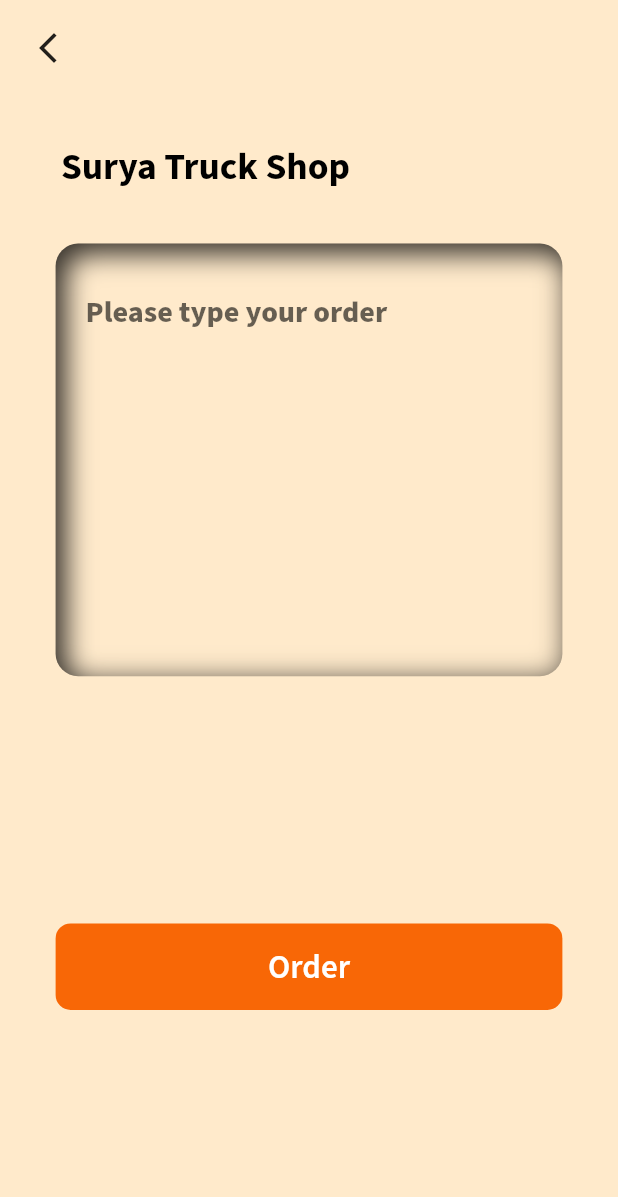
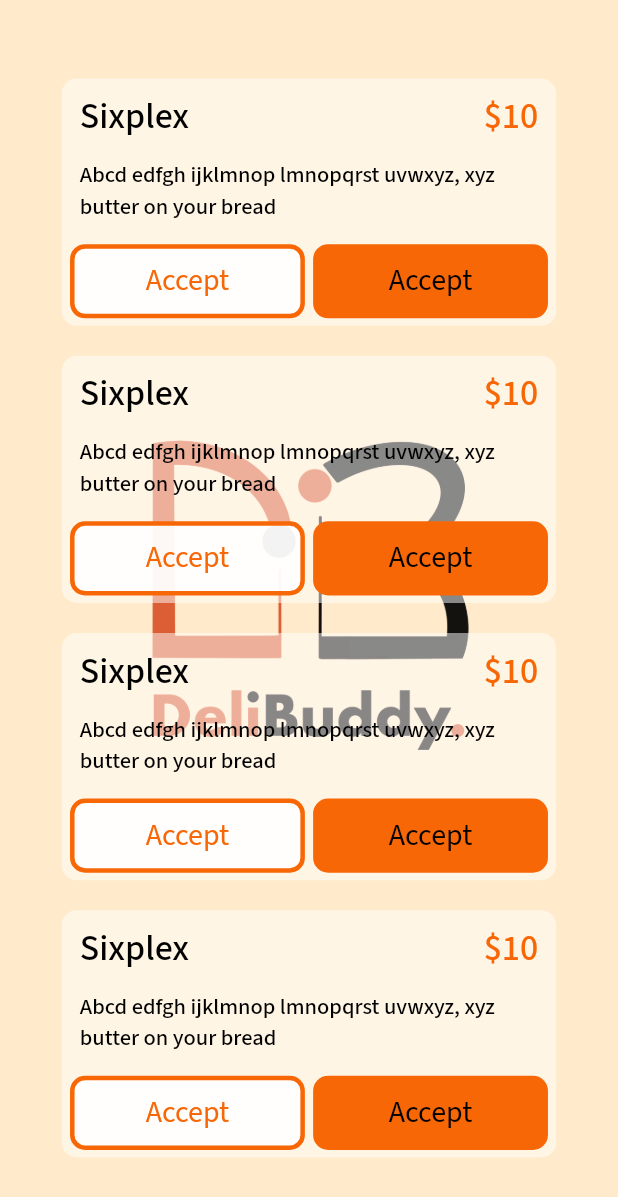
Before and after one commit to Tushar-Mishra999/DeliBuddy, a Flutter app: the screen it shows after launch, on a phone screen of 412 x 824 dp. Shown: the top 1197 px of the screen. Run offline on Flutter 3.47's test engine with Material 2 defaults, Android fonts, the light colour scheme and no system bars; our stand-ins replace cloud_firestore, firebase_auth, firebase_core, flutter_inset_box_shadow, fluttertoast, google_fonts; accounts and stored records are empty.

Commit message:
delivery side

```diff
--- a/lib/main.dart
+++ b/lib/main.dart
@@ -3,6 +3,7 @@ import 'package:delibuddy/views/home/home_screen.dart';
 import 'package:delibuddy/views/onboarding_screen.dart';
 import 'package:delibuddy/views/order_description.dart';
 import 'package:delibuddy/views/order_detail.dart';
+import 'package:delibuddy/views/order_request.dart';
 import 'package:firebase_core/firebase_core.dart';
 import 'package:flutter/material.dart';
 
@@ -23,7 +24,7 @@ class MyApp extends StatelessWidget {
       theme: ThemeData(
         primarySwatch: Colors.blue,
       ),
-      home: OrderDescription(),
+      home: OrderRequest(),
     );
   }
 }
--- a/lib/views/order_detail.dart
+++ b/lib/views/order_detail.dart
@@ -1,3 +1,4 @@
+import 'package:delibuddy/components/rounded_button.dart';
 import 'package:delibuddy/constants.dart';
 import 'package:flutter/material.dart' hide BoxDecoration, BoxShadow;
 import 'package:flutter_inset_box_shadow/flutter_inset_box_shadow.dart';
@@ -36,6 +37,27 @@ class OrderDetail extends StatelessWidget {
               ),
               SizedBox(
                 height: size.height * 0.06,
+              ),
+              Row(
+                children: [
+                  Text(
+                    'OTP: ',
+                    style: GoogleFonts.sourceSansPro(
+                        fontSize: 25,
+                        color: Colors.black,
+                        fontWeight: FontWeight.w700),
+                  ),
+                  Text(
+                    '4569',
+                    style: GoogleFonts.sourceSansPro(
+                        fontSize: 25,
+                        color: Colors.black,
+                        fontWeight: FontWeight.w500),
+                  ),
+                ],
+              ),
+              SizedBox(
+                height: size.height * 0.02,
               ),
               Text(
                 'Order Detail',
@@ -79,52 +101,10 @@ class OrderDetail extends StatelessWidget {
                 ),
               ),
               SizedBox(
-                height: size.height * 0.04,
+                height: size.height * 0.02,
               ),
-              Row(
-                children: [
-                  Text(
-                    'OTP: ',
-                    style: GoogleFonts.sourceSansPro(
-                        fontSize: 25,
-                        color: Colors.black,
-                        fontWeight: FontWeight.w700),
-                  ),
-                  Text(
-                    '4569',
-                    style: GoogleFonts.sourceSansPro(
-                        fontSize: 25,
-                        color: Colors.black,
-                        fontWeight: FontWeight.w500),
-                  ),
-                ],
-              ),
-              SizedBox(
-                height: size.height * 0.04,
-              ),
-              Row(
-                children: [
-                  Text(
-                    'UPI ID: ',
-                    style: GoogleFonts.sourceSansPro(
-                        fontSize: 25,
-                        color: Colors.black,
-                        fontWeight: FontWeight.w700),
-                  ),
-                  Text(
-                    '9958904763@sidplex',
-                    style: GoogleFonts.sourceSansPro(
-                        fontSize: 25,
-                        color: Colors.black,
-                        fontWeight: FontWeight.w500),
-                  ),
-                ],
-              ),
-              SizedBox(
-                height: size.height * 0.04,
-              ),
-              Center(
-                child: Container(
+              Column(children: [
+                Container(
                   width: size.width * 0.8,
                   height: size.height * 0.4,
                   child: Image.asset(
@@ -132,6 +112,28 @@ class OrderDetail extends StatelessWidget {
                     fit: BoxFit.cover,
                   ),
                 ),
+                Row(
+                  mainAxisAlignment: MainAxisAlignment.center,
+                  children: [
+                    Text(
+                      'UPI ID: 9958904763@sidplex ',
+                      style: GoogleFonts.sourceSansPro(
+                          fontSize: 18,
+                          color: Colors.black,
+                          fontWeight: FontWeight.w500),
+                    ),
+                  ],
+                ),
+              ]),
+              SizedBox(
+                height: size.height * 0.02,
+              ),
+              Row(
+                mainAxisAlignment: MainAxisAlignment.center,
+                children: [
+                  RoundedButton(
+                      title: "Pay", size: size, func: () {}, second: false),
+                ],
               )
             ],
           ),
--- /dev/null
+++ b/lib/views/order_request.dart
@@ -0,0 +1,127 @@
+import 'package:delibuddy/constants.dart';
+import 'package:flutter/material.dart';
+import 'package:flutter/src/widgets/container.dart';
+import 'package:flutter/src/widgets/framework.dart';
+import 'package:google_fonts/google_fonts.dart';
+
+class OrderRequest extends StatefulWidget {
+  const OrderRequest({super.key});
+
+  @override
+  State<OrderRequest> createState() => _OrderRequestState();
+}
+
+class _OrderRequestState extends State<OrderRequest> {
+  @override
+  Widget build(BuildContext context) {
+    final size = MediaQuery.of(context).size;
+    return Scaffold(
+      backgroundColor: bgcolor,
+      body: Container(
+        width: size.width * 1,
+        decoration: const BoxDecoration(
+          image: DecorationImage(
+            image: AssetImage('assets/logo.png'),
+            fit: BoxFit.contain,
+          ),
+        ),
+        child: Column(
+          mainAxisAlignment: MainAxisAlignment.center,
+          crossAxisAlignment: CrossAxisAlignment.center,
+          children: [
+            RequestCard(size: size),
+            RequestCard(size: size),
+            RequestCard(size: size),
+            RequestCard(size: size),
+          ],
+        ),
+      ),
+    );
+  }
+}
+
+class RequestCard extends StatelessWidget {
+  const RequestCard({
+    Key? key,
+    required this.size,
+  }) : super(key: key);
+
+  final Size size;
+
+  @override
+  Widget build(BuildContext context) {
+    return Container(
+      decoration: BoxDecoration(
+          color: Colors.white.withOpacity(0.5),
+          borderRadius: BorderRadius.circular(10)),
+      margin: const EdgeInsets.all(10),
+      height: size.height * 0.2,
+      width: size.width * 0.8,
+      child: Column(children: [
+        Padding(
+          padding: const EdgeInsets.only(top: 8.0, left: 12, right: 12),
+          child: Row(
+            mainAxisAlignment: MainAxisAlignment.spaceBetween,
+            children: [
+              Text(
+                'Sixplex',
+                style: GoogleFonts.sourceSansPro(
+                    color: Colors.black,
+                    fontSize: 24,
+                    fontWeight: FontWeight.w500),
+              ),
+              Text(
+                "\$10",
+                style: GoogleFonts.sourceSansPro(
+                    color: color1, fontSize: 24, fontWeight: FontWeight.w500),
+              ),
+            ],
+          ),
+        ),
+        Padding(
+          padding: const EdgeInsets.all(12.0),
+          child: Text(
+            "Abcd edfgh ijklmnop lmnopqrst uvwxyz, xyz butter on your bread",
+            style: GoogleFonts.sourceSansPro(
+                color: Colors.black, fontSize: 15, fontWeight: FontWeight.w500),
+          ),
+        ),
+        const Spacer(),
+        Row(
+          mainAxisAlignment: MainAxisAlignment.spaceEvenly,
+          children: [
+            Container(
+              margin: EdgeInsets.only(bottom: 5),
+              decoration: BoxDecoration(
+                  border: Border.all(color: color1, width: 3),
+                  color: Colors.white.withOpacity(0.9),
+                  borderRadius: BorderRadius.circular(10)),
+              height: size.height * 0.06,
+              width: size.width * 0.38,
+              child: Center(
+                child: Text(
+                  'Accept',
+                  style: GoogleFonts.sourceSansPro(color: color1, fontSize: 20),
+                ),
+              ),
+            ),
+            Container(
+              margin: EdgeInsets.only(bottom: 5),
+              decoration: BoxDecoration(
+                  color: color1, borderRadius: BorderRadius.circular(10)),
+              height: size.height * 0.06,
+              width: size.width * 0.38,
+              child: Center(
+                child: Text(
+                  'Accept',
+                  style: GoogleFonts.sourceSansPro(
+                      color: Colors.black, fontSize: 20),
+                ),
+              ),
+            )
+          ],
+        )
+      ]),
+    );
+  }
+}
```
